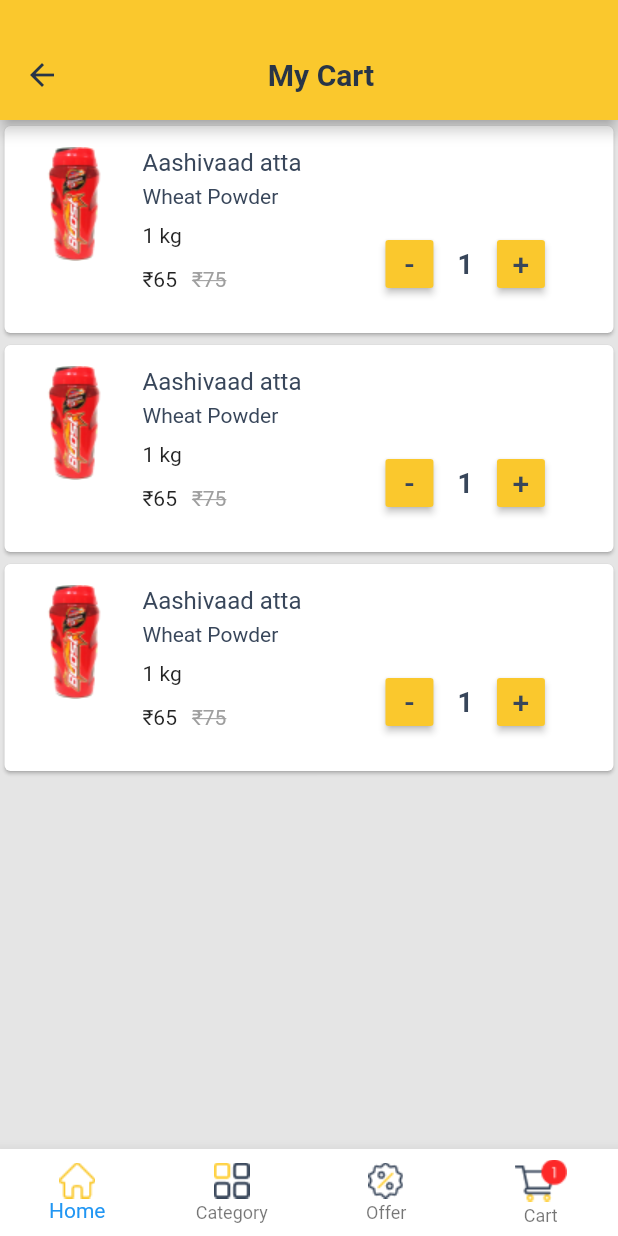
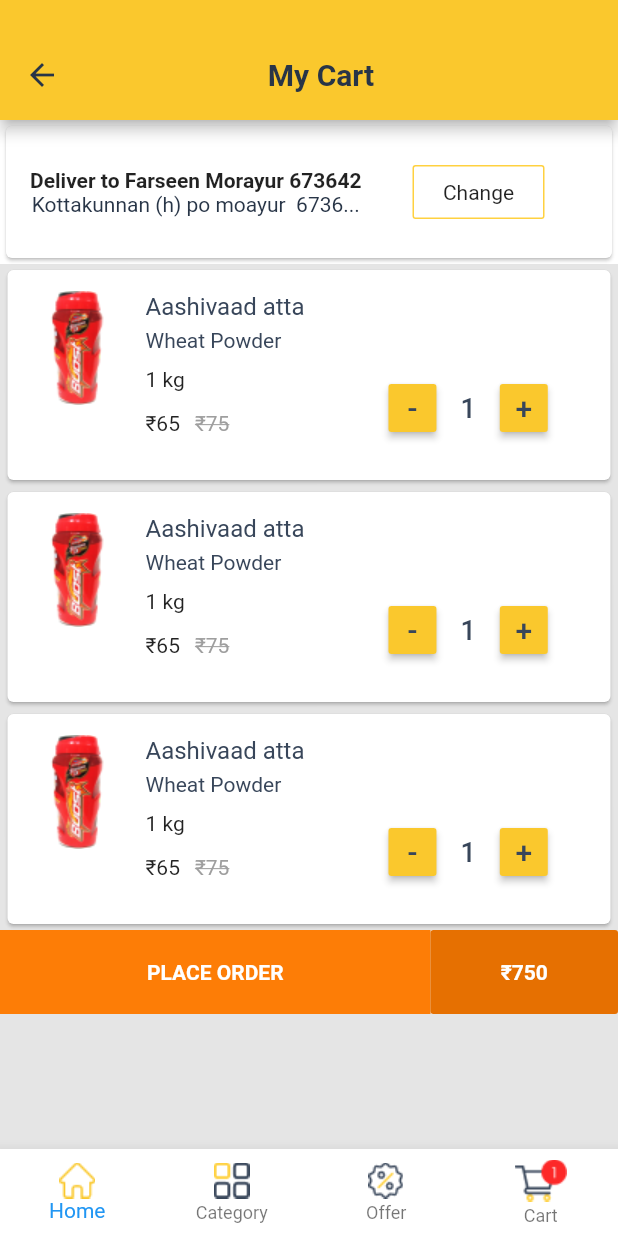
Before and after one commit to nadiraziz/fooddeliveryapp, a Flutter app: the screen it shows after launch, on a phone screen of 412 x 824 dp. Run offline on Flutter 3.47's test engine with Material 2 defaults, Android fonts, the phone set to English and light mode, and no system bars; our stand-ins replace google_fonts, intl_phone_number_input, otp_text_field.

Commit message:
side menu in home page, my address page, my cart , order summmary all ui is finished with some problems like box is not accurate , and bottom checkout and next button is not fixed at bottom

```diff
--- a/lib/main.dart
+++ b/lib/main.dart
@@ -6,6 +6,8 @@ import 'package:fooddelivery/screens/authentication/new_password.dart';
 import 'package:fooddelivery/screens/authentication/sign_up.dart';
 import 'package:fooddelivery/screens/home/cart.dart';
 import 'package:fooddelivery/screens/home/home.dart';
+import 'package:fooddelivery/screens/home/my_address.dart';
+import 'package:fooddelivery/screens/home/order_summary.dart';
 import 'package:google_fonts/google_fonts.dart';
 
 void main() {
@@ -33,6 +35,8 @@ class MyApp extends StatelessWidget {
         DeliveryAddress.id: (context) => DeliveryAddress(),
         HomePage.id: (context) => HomePage(),
         CartPage.id: (context) => CartPage(),
+        OrderSummary.id: (context) => OrderSummary(),
+        MyAddress.id: (context) => MyAddress(),
       },
     );
   }
--- a/lib/screens/home/cart.dart
+++ b/lib/screens/home/cart.dart
@@ -1,6 +1,8 @@
 
 import 'package:flutter/material.dart';
 import 'package:flutter/widgets.dart';
+import 'package:fooddelivery/screens/home/my_address.dart';
+import 'package:fooddelivery/screens/home/order_summary.dart';
 
 
 class CartPage extends StatefulWidget {
@@ -32,14 +34,58 @@ class _CartPageState extends State<CartPage> {
       ),
       body: Container(
         color: Color(0xFFE5E5E5),
-        child: ListView.builder(
+        child: Column(
+          children: [
+            Container(
+              width: MediaQuery.of(context).size.width,
+              decoration: BoxDecoration(
+                color: Colors.white,
+              ),
+              child: Card(
+
+                  child: Padding(
+                    padding: const EdgeInsets.symmetric(horizontal: 16, vertical: 20),
+                    child: LimitedBox(
+                        child: Row(
+                          children: [
+                            Column(
+                              children: [
+                                Text('Deliver to Farseen Morayur 673642', style: TextStyle(fontSize: 14, fontWeight: FontWeight.bold),),
+                                Text('Kottakunnan (h) po moayur  6736...', style: TextStyle(fontSize: 14, color:Color(0xFF283547) ),),
+                              ],
+                            ),
+                            Padding(
+                              padding: const EdgeInsets.only(left: 34.0),
+                              child: OutlineButton(
+                                child: Text('Change', style: TextStyle(fontWeight: FontWeight.w400),),
+                                color: Color(0xFFFFD140),
+                                padding: EdgeInsets.all(8.0),
+                                onPressed: (){
+                                  Navigator.push(
+                                  context,
+                                  MaterialPageRoute(builder: (context) => MyAddress()),
+                                );},
+                                borderSide: BorderSide(
+                                  color: Color(0xFFFFD140),
+                                ),
+                              )
+                              ),
+                          ]
+                        ),
+                    ),
+                  )),
+            ),
+            ListView.builder(
+              scrollDirection: Axis.vertical,
+              shrinkWrap: true,
               itemCount: 3,
               itemBuilder: (context, index) {
                 return ListTile(
-              contentPadding: EdgeInsets.symmetric(horizontal: 3),
+                  contentPadding: EdgeInsets.symmetric(horizontal: 5, vertical: 0.0),
                   title: Card(
                     margin: EdgeInsets.zero,
-                clipBehavior: Clip.antiAlias,
+                    child: LimitedBox(
+                      maxHeight: 140,
                       child: Row(
                         crossAxisAlignment: CrossAxisAlignment.start,
                         children: [
@@ -91,7 +137,7 @@ class _CartPageState extends State<CartPage> {
                                       onPressed: () => {},
                                       splashColor: Color(0xFF38465A),
                                     ),
-                              Text('1', style: TextStyle(fontSize: 18,fontWeight: FontWeight.bold, color: Color(0xFF38465A)),),
+                                    Text('1', style: TextStyle(fontSize: 18,fontWeight: FontWeight.w500, color: Color(0xFF38465A)),),
                                     // ElevatedButton(
                                     //   onPressed: (){},
                                     //   child: Text('+'))
@@ -108,13 +154,43 @@ class _CartPageState extends State<CartPage> {
                                 )
                               ],
                             ),
-                    )
+                          ),
+
                         ],
+                      ),
                     ),
                   ),
 
                 );
               },
+            ),
+            Row(
+                mainAxisAlignment: MainAxisAlignment.start,
+                children: [
+                  Container(
+                      decoration: BoxDecoration(
+                          color: Color(0xFFFD7D06)
+                      ),
+                      width: MediaQuery.of(context).size.width - 125,
+                      height: 56.0,
+                      child: Center(child: Text('PLACE ORDER',style: TextStyle(fontSize: 14, fontWeight: FontWeight.bold, color: Colors.white)))
+                  ),
+                  MaterialButton(
+                    onPressed: () {
+                      Navigator.push(
+                        context,
+                        MaterialPageRoute(builder: (context) => OrderSummary()),
+                      );
+                    },
+                    height: 56.0,
+                    minWidth: 125,
+                    elevation: 0.0,
+                    color: Color(0xFFE67001),
+                    child:Center(child: Text('₹750',style: TextStyle(fontSize: 14, fontWeight: FontWeight.bold, color: Colors.white))),
+                  )
+                ],
+              ),
+          ],
         ),
       ),
       bottomNavigationBar: BottomNavigationBar(
```
Also changed, not shown: lib/screens/home/home.dart (+23 -8 lines), lib/screens/home/my_address.dart (added, +114 -0 lines), lib/screens/home/order_summary.dart (added, +199 -0 lines), assets/images/ukka_side_menu.png (added). Lines whose indentation alone changed are shown as unchanged.
